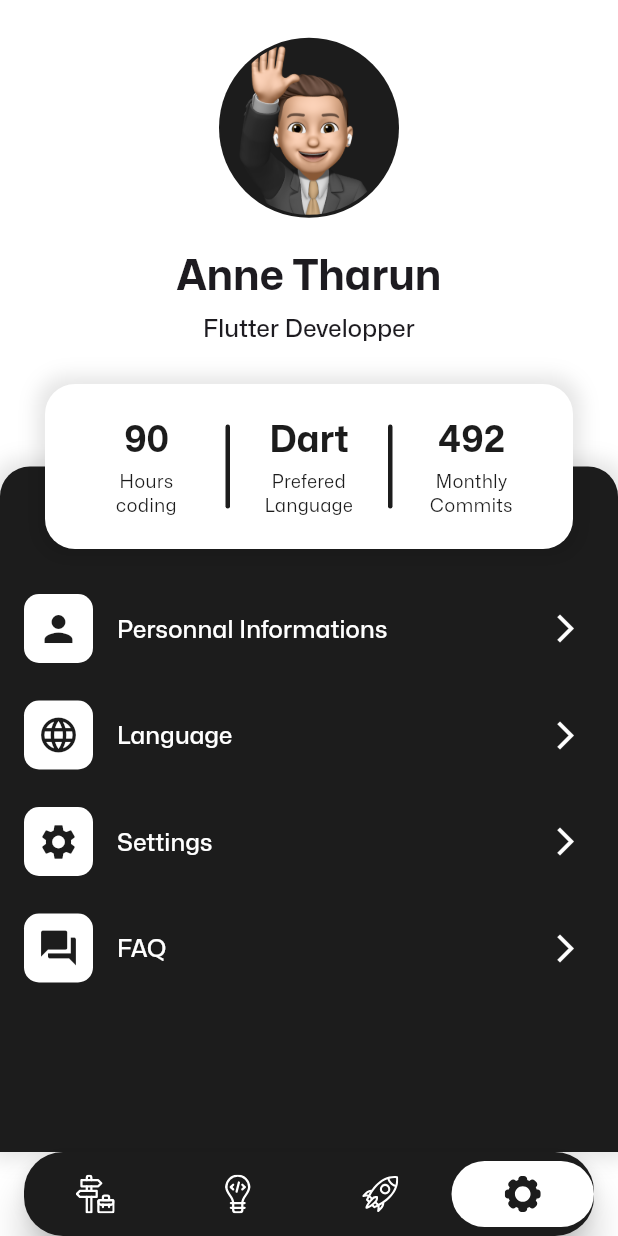
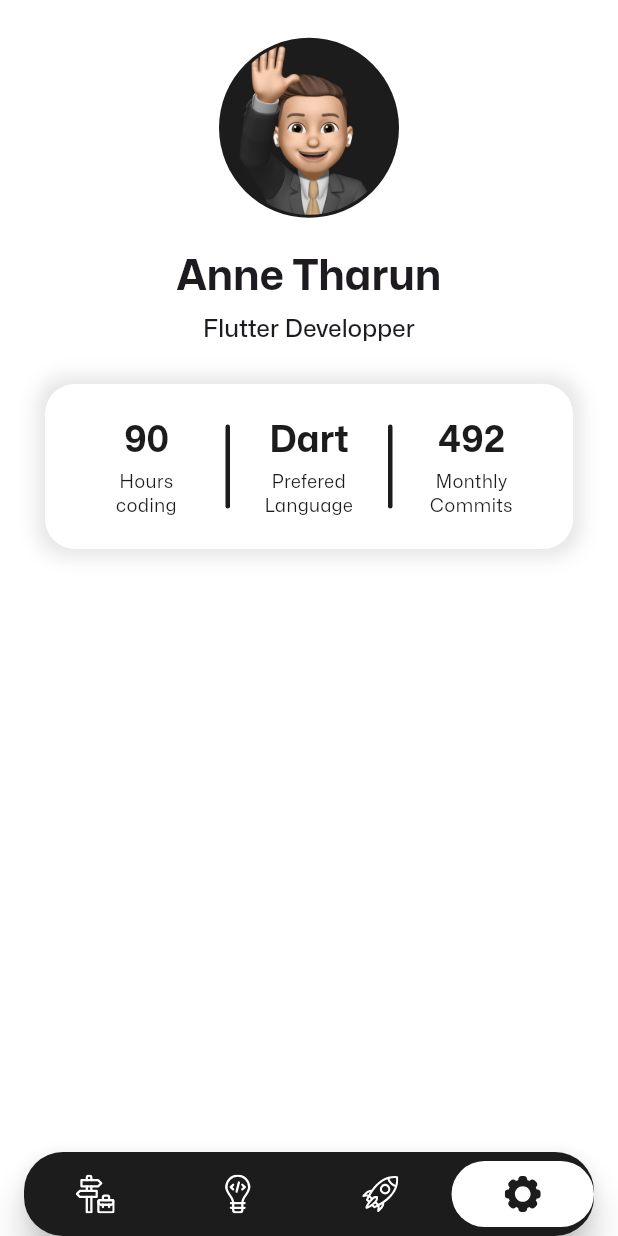
Before and after one commit to TharunChowdary744/portfolio_app, a Flutter app: the screen it shows after launch, item 4 of the bottom bar chosen, on a phone screen of 412 x 824 dp. Run offline on Flutter 3.47's test engine with Material 3 defaults, Android fonts, the phone set to English and light mode, and no system bars; drawn by our look-alikes of custom_navigation_bar; our stand-ins replace carousel_slider, cloud_firestore, firebase_analytics, firebase_core, firebase_crashlytics, flutter_riverpod and 6 more; accounts and stored records are empty; project files that could hold a hidden picture were left out.

```diff
--- a/lib/HomePage.dart
+++ b/lib/HomePage.dart
@@ -67,6 +67,7 @@ class _MyHomePageState extends State<MyHomePage> {
             description: data['description'],
             startYear: data['startYear'],
             endYear: data['endYear'],
+            logoUrl: data['logoUrl'],
             city: data['city'],
             country: data['country'],
             company: data['company'],
--- a/lib/src/features/experiences/domain/entities/experience.dart
+++ b/lib/src/features/experiences/domain/entities/experience.dart
@@ -4,6 +4,7 @@ class Experience {
   final String description;
   final String startYear;
   final String endYear;
+  final String logoUrl;
   final String city;
   final String country;
   final String company;
@@ -18,6 +19,7 @@ class Experience {
     required this.description,
     required this.startYear,
     required this.endYear,
+    required this.logoUrl,
     required this.city,
     required this.country,
     required this.company,
--- a/lib/src/features/experiences/presentation/experience_screen.dart
+++ b/lib/src/features/experiences/presentation/experience_screen.dart
@@ -31,7 +31,7 @@ class ExperienceScreen extends StatelessWidget {
                 child: Center(
                   child: SizedBox(
                     height: 140,
-                    child: ClipRRect(borderRadius: BorderRadius.circular(20), child: Image.asset("assets/images/windle.jpg")),
+                    child: ClipRRect(borderRadius: BorderRadius.circular(20), child: Image.network("${experience.logoUrl}")),
                   ),
                 ),
               ),
--- a/lib/src/features/projects/presentation/project_screen.dart
+++ b/lib/src/features/projects/presentation/project_screen.dart
@@ -19,6 +19,7 @@ class ProjectScreen extends StatefulWidget {
 
 class _ProjectScreenState extends State<ProjectScreen> {
   final CarouselController _carouselController = CarouselController();
+
 
   @override
   Widget build(BuildContext context) {
@@ -46,7 +47,7 @@ class _ProjectScreenState extends State<ProjectScreen> {
                   flex: 2,
                   child: Container(
                       // color: Color(0XFF)widget.project.color,
-                      // color: Color(int.parse(widget.project.color.toString().replaceFirst('#', '0xff'))),
+                      // color:  Color(int.parse(widget.project.color.toString().replaceFirst('#', '0xff'),radix: 16)),
                       width: double.infinity,
                       child: CarouselSlider(
                         carouselController: _carouselController,
--- a/lib/src/features/settings/presentation/settings_screen.dart
+++ b/lib/src/features/settings/presentation/settings_screen.dart
@@ -62,167 +62,167 @@ class SettingsScreen extends StatelessWidget {
               flex: 4,
               child: Stack(
                 children: [
-                  Padding(
-                    padding: const EdgeInsets.only(top: 55),
-                    child: Container(
-                      padding: const EdgeInsets.only(top: 80),
-                      decoration: BoxDecoration(
-                        color: Theme.of(context).dividerColor,
-                        borderRadius: BorderRadius.only(
-                          topLeft: Radius.circular(20),
-                          topRight: Radius.circular(20),
-                        ),
-                        boxShadow: [
-                          BoxShadow(
-                            color: Colors.black.withOpacity(0.1),
-                            blurRadius: 10,
-                            spreadRadius: 5,
-                          ),
-                        ],
-                      ),
-                      child: Column(
-                        children: [
-                          ListTile(
-                            leading: Container(
-                                width: 46,
-                                height: 46,
-                                decoration: BoxDecoration(
-                                  color:
-                                      Theme.of(context).scaffoldBackgroundColor,
-                                  borderRadius: BorderRadius.circular(10),
-                                ),
-                                child: Center(
-                                    child: Icon(
-                                  Icons.person,
-                                  color: Theme.of(context).dividerColor,
-                                  size: 28,
-                                ))),
-                            title: Text("Personnal Informations",
-                                style: Theme.of(context)
-                                    .textTheme
-                                    .titleMedium!
-                                    .copyWith(
-                                        color: Theme.of(context)
-                                            .scaffoldBackgroundColor)),
-                            trailing: Icon(
-                              Icons.arrow_forward_ios,
-                              size: 22,
-                              color: Theme.of(context).scaffoldBackgroundColor,
-                            ),
-                            onTap: () {
-                              GoRouter.of(context)
-                                  .push("${AppRoute.settings.route}/personnal");
-                            },
-                          ),
-                          const SizedBox(
-                            height: 15,
-                          ),
-                          ListTile(
-                            leading: Container(
-                                width: 46,
-                                height: 46,
-                                decoration: BoxDecoration(
-                                  color:
-                                      Theme.of(context).scaffoldBackgroundColor,
-                                  borderRadius: BorderRadius.circular(10),
-                                ),
-                                child: Center(
-                                    child: Icon(
-                                  Icons.language,
-                                  color: Theme.of(context).dividerColor,
-                                  size: 28,
-                                ))),
-                            title: Text("Language",
-                                style: Theme.of(context)
-                                    .textTheme
-                                    .titleMedium!
-                                    .copyWith(
-                                        color: Theme.of(context)
-                                            .scaffoldBackgroundColor)),
-                            trailing: Icon(
-                              Icons.arrow_forward_ios,
-                              size: 22,
-                              color: Theme.of(context).scaffoldBackgroundColor,
-                            ),
-                            onTap: () {
-                              GoRouter.of(context)
-                                  .push("${AppRoute.settings.route}/language");
-                            },
-                          ),
-                          const SizedBox(
-                            height: 15,
-                          ),
-                          ListTile(
-                            leading: Container(
-                                width: 46,
-                                height: 46,
-                                decoration: BoxDecoration(
-                                  color:
-                                      Theme.of(context).scaffoldBackgroundColor,
-                                  borderRadius: BorderRadius.circular(10),
-                                ),
-                                child: Center(
-                                    child: Icon(
-                                  Icons.settings,
-                                  color: Theme.of(context).dividerColor,
-                                  size: 28,
-                                ))),
-                            title: Text("Settings",
-                                style: Theme.of(context)
-                                    .textTheme
-                                    .titleMedium!
-                                    .copyWith(
-                                        color: Theme.of(context)
-                                            .scaffoldBackgroundColor)),
-                            trailing: Icon(
-                              Icons.arrow_forward_ios,
-                              size: 22,
-                              color: Theme.of(context).scaffoldBackgroundColor,
-                            ),
-                            onTap: () {
-                              GoRouter.of(context)
-                                  .push("${AppRoute.settings.route}/setting");
-                            },
-                          ),
-                          const SizedBox(
-                            height: 15,
-                          ),
-                          ListTile(
-                            leading: Container(
-                                width: 46,
-                                height: 46,
-                                decoration: BoxDecoration(
-                                  color:
-                                      Theme.of(context).scaffoldBackgroundColor,
-                                  borderRadius: BorderRadius.circular(10),
-                                ),
-                                child: Center(
-                                    child: Icon(
-                                  Icons.question_answer,
-                                  color: Theme.of(context).dividerColor,
-                                  size: 28,
-                                ))),
-                            title: Text("FAQ",
-                                style: Theme.of(context)
-                                    .textTheme
-                                    .titleMedium!
-                                    .copyWith(
-                                        color: Theme.of(context)
-                                            .scaffoldBackgroundColor)),
-                            trailing: Icon(
-                              Icons.arrow_forward_ios,
-                              size: 22,
-                              color: Theme.of(context).scaffoldBackgroundColor,
-                            ),
-                            onTap: () {
-                              GoRouter.of(context)
-                                  .push("${AppRoute.settings.route}/faq");
-                            },
-                          ),
-                        ],
-                      ),
-                    ),
-                  ),
+                  // Padding(
+                  //   padding: const EdgeInsets.only(top: 55),
+                  //   child: Container(
+                  //     padding: const EdgeInsets.only(top: 80),
+                  //     decoration: BoxDecoration(
+                  //       color: Theme.of(context).dividerColor,
+                  //       borderRadius: BorderRadius.only(
+                  //         topLeft: Radius.circular(20),
+                  //         topRight: Radius.circular(20),
+                  //       ),
+                  //       boxShadow: [
+                  //         BoxShadow(
+                  //           color: Colors.black.withOpacity(0.1),
+                  //           blurRadius: 10,
+                  //           spreadRadius: 5,
+                  //         ),
+                  //       ],
+                  //     ),
+                  //     child: Column(
+                  //       children: [
+                  //         ListTile(
+                  //           leading: Container(
+                  //               width: 46,
+                  //               height: 46,
+                  //               decoration: BoxDecoration(
+                  //                 color:
+                  //                     Theme.of(context).scaffoldBackgroundColor,
+                  //                 borderRadius: BorderRadius.circular(10),
+                  //               ),
+                  //               child: Center(
+                  //                   child: Icon(
+                  //                 Icons.person,
+                  //                 color: Theme.of(context).dividerColor,
+                  //                 size: 28,
+                  //               ))),
+                  //           title: Text("Personnal Informations",
+                  //               style: Theme.of(context)
+                  //                   .textTheme
+                  //                   .titleMedium!
+                  //                   .copyWith(
+                  //                       color: Theme.of(context)
+                  //                           .scaffoldBackgroundColor)),
+                  //           trailing: Icon(
+                  //             Icons.arrow_forward_ios,
+                  //             size: 22,
+                  //             color: Theme.of(context).scaffoldBackgroundColor,
+                  //           ),
+                  //           onTap: () {
+                  //             GoRouter.of(context)
+                  //                 .push("${AppRoute.settings.route}/personnal");
+                  //           },
+                  //         ),
+                  //         const SizedBox(
+                  //           height: 15,
+                  //         ),
+                  //         ListTile(
+                  //           leading: Container(
+                  //               width: 46,
+                  //               height: 46,
+                  //               decoration: BoxDecoration(
+                  //                 color:
+                  //                     Theme.of(context).scaffoldBackgroundColor,
+                  //                 borderRadius: BorderRadius.circular(10),
+                  //               ),
+                  //               child: Center(
+                  //                   child: Icon(
+                  //                 Icons.language,
+                  //                 color: Theme.of(context).dividerColor,
+                  //                 size: 28,
+                  //               ))),
+                  //           title: Text("Language",
+                  //               style: Theme.of(context)
+                  //                   .textTheme
+                  //                   .titleMedium!
+                  //                   .copyWith(
+                  //                       color: Theme.of(context)
+                  //                           .scaffoldBackgroundColor)),
+                  //           trailing: Icon(
+                  //             Icons.arrow_forward_ios,
+                  //             size: 22,
+                  //             color: Theme.of(context).scaffoldBackgroundColor,
+                  //           ),
+                  //           onTap: () {
+                  //             GoRouter.of(context)
+                  //                 .push("${AppRoute.settings.route}/language");
+                  //           },
+                  //         ),
+                  //         const SizedBox(
+                  //           height: 15,
+                  //         ),
+                  //         ListTile(
+                  //           leading: Container(
+                  //               width: 46,
+                  //               height: 46,
+                  //               decoration: BoxDecoration(
+                  //                 color:
+                  //                     Theme.of(context).scaffoldBackgroundColor,
+                  //                 borderRadius: BorderRadius.circular(10),
+                  //               ),
+                  //               child: Center(
+                  //                   child: Icon(
+                  //                 Icons.settings,
+                  //                 color: Theme.of(context).dividerColor,
+                  //                 size: 28,
+                  //               ))),
+                  //           title: Text("Settings",
+                  //               style: Theme.of(context)
+                  //                   .textTheme
+                  //                   .titleMedium!
+                  //                   .copyWith(
+                  //                       color: Theme.of(context)
+                  //                           .scaffoldBackgroundColor)),
+                  //           trailing: Icon(
+                  //             Icons.arrow_forward_ios,
+                  //             size: 22,
+                  //             color: Theme.of(context).scaffoldBackgroundColor,
+                  //           ),
+                  //           onTap: () {
+                  //             GoRouter.of(context)
+                  //                 .push("${AppRoute.settings.route}/setting");
+                  //           },
+                  //         ),
+                  //         const SizedBox(
+                  //           height: 15,
+                  //         ),
+                  //         ListTile(
+                  //           leading: Container(
+                  //               width: 46,
+                  //               height: 46,
+                  //               decoration: BoxDecoration(
+                  //                 color:
+                  //                     Theme.of(context).scaffoldBackgroundColor,
+                  //                 borderRadius: BorderRadius.circular(10),
+                  //               ),
+                  //               child: Center(
+                  //                   child: Icon(
+                  //                 Icons.question_answer,
+                  //                 color: Theme.of(context).dividerColor,
+                  //                 size: 28,
+                  //               ))),
+                  //           title: Text("FAQ",
+                  //               style: Theme.of(context)
+                  //                   .textTheme
+                  //                   .titleMedium!
+                  //                   .copyWith(
+                  //                       color: Theme.of(context)
+                  //                           .scaffoldBackgroundColor)),
+                  //           trailing: Icon(
+                  //             Icons.arrow_forward_ios,
+                  //             size: 22,
+                  //             color: Theme.of(context).scaffoldBackgroundColor,
+                  //           ),
+                  //           onTap: () {
+                  //             GoRouter.of(context)
+                  //                 .push("${AppRoute.settings.route}/faq");
+                  //           },
+                  //         ),
+                  //       ],
+                  //     ),
+                  //   ),
+                  // ),
                   Padding(
                     padding: const EdgeInsets.symmetric(horizontal: 30),
                     child: Container(
--- a/lib/src/mock/experience_mock.dart
+++ b/lib/src/mock/experience_mock.dart
@@ -26,7 +26,7 @@ Enfin j'ai pu mettre en place une plateforme de CI/CD Self Hosted avec Gitlab po
     salary: "15k ₹",
     time: "7 m - current",
     workType: "Hybrid",
-    technologies: [],
+    technologies: [], logoUrl: 'null',
   ),
 /*  Experience(
     id: 3,
```
Also changed, not shown: lib/src/mock/project_mock.dart (deleted, +0 -112 lines).
